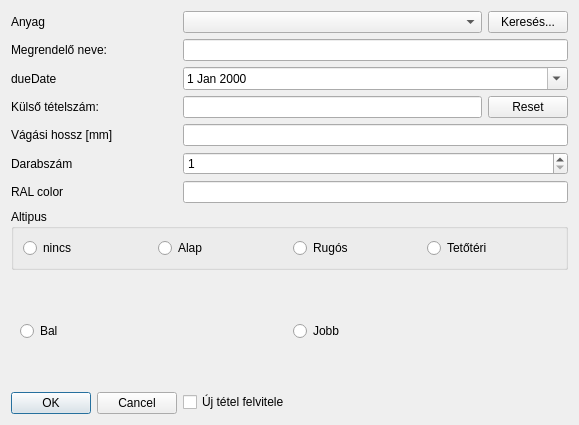
This is view/dialog/input/addinputdialog.ui in horvathzoltan/cutplannerpro as Qt 5 draws it before an edit. The edited form follows.
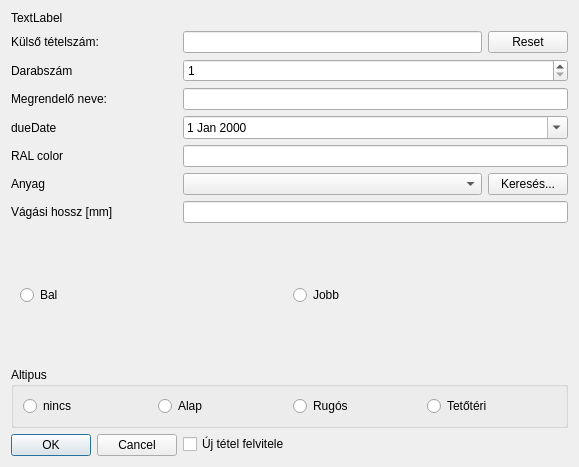
This is the edited form.

```diff
--- a/view/dialog/input/addinputdialog.ui
+++ b/view/dialog/input/addinputdialog.ui
@@ -7,76 +7,48 @@
     <x>0</x>
     <y>0</y>
     <width>579</width>
-    <height>425</height>
+    <height>467</height>
    </rect>
   </property>
   <property name="windowTitle">
    <string>Dialog</string>
   </property>
   <layout class="QFormLayout" name="formLayout">
-   <item row="2" column="0">
-    <widget class="QLabel" name="label_3">
-     <property name="text">
-      <string>Anyag</string>
-     </property>
-    </widget>
-   </item>
-   <item row="3" column="0">
+   <item row="6" column="0">
     <widget class="QLabel" name="label_owner">
      <property name="text">
       <string>Megrendelő neve:</string>
      </property>
     </widget>
    </item>
-   <item row="3" column="1">
+   <item row="6" column="1">
     <widget class="QLineEdit" name="editOwner"/>
    </item>
-   <item row="4" column="0">
+   <item row="7" column="0">
     <widget class="QLabel" name="label_4">
      <property name="text">
       <string>dueDate</string>
      </property>
     </widget>
    </item>
-   <item row="4" column="1">
+   <item row="7" column="1">
     <widget class="QDateEdit" name="editDueDate">
      <property name="calendarPopup">
       <bool>true</bool>
      </property>
     </widget>
    </item>
-   <item row="6" column="0">
-    <widget class="QLabel" name="label_ref">
-     <property name="text">
-      <string>Külső tételszám:</string>
-     </property>
-    </widget>
-   </item>
-   <item row="7" column="0">
+   <item row="11" column="0">
     <widget class="QLabel" name="label">
      <property name="text">
       <string>Vágási hossz [mm]</string>
      </property>
     </widget>
    </item>
-   <item row="7" column="1">
+   <item row="11" column="1">
     <widget class="QLineEdit" name="editLength"/>
    </item>
-   <item row="8" column="0">
-    <widget class="QLabel" name="label_2">
-     <property name="text">
-      <string>Darabszám</string>
-     </property>
-    </widget>
-   </item>
-   <item row="8" column="1">
-    <widget class="QSpinBox" name="spinQuantity">
-     <property name="minimum">
-      <number>1</number>
-     </property>
-    </widget>
-   </item>
-   <item row="10" column="0" colspan="2">
+   <item row="14" column="0" colspan="2">
     <widget class="QGroupBox" name="groupBox">
      <property name="title">
       <string>Altipus</string>
@@ -113,54 +85,7 @@
      </layout>
     </widget>
    </item>
-   <item row="11" column="0" colspan="2">
-    <widget class="QStackedWidget" name="stackHandlerSide">
-     <widget class="QWidget" name="pageRadio">
-      <layout class="QHBoxLayout">
-       <item>
-        <widget class="QRadioButton" name="radioLeft">
-         <property name="text">
-          <string>Bal</string>
-         </property>
-        </widget>
-       </item>
-       <item>
-        <widget class="QRadioButton" name="radioRight">
-         <property name="text">
-          <string>Jobb</string>
-         </property>
-        </widget>
-       </item>
-      </layout>
-     </widget>
-     <widget class="QWidget" name="pageSlider">
-      <layout class="QHBoxLayout">
-       <item>
-        <widget class="QLabel" name="labelLeftValue">
-         <property name="text">
-          <string>0</string>
-         </property>
-        </widget>
-       </item>
-       <item>
-        <widget class="QSlider" name="sliderHandler">
-         <property name="orientation">
-          <enum>Qt::Orientation::Horizontal</enum>
-         </property>
-        </widget>
-       </item>
-       <item>
-        <widget class="QLabel" name="labelRightValue">
-         <property name="text">
-          <string>0</string>
-         </property>
-        </widget>
-       </item>
-      </layout>
-     </widget>
-    </widget>
-   </item>
-   <item row="14" column="0">
+   <item row="18" column="0">
     <widget class="QDialogButtonBox" name="buttonBox">
      <property name="orientation">
       <enum>Qt::Orientation::Horizontal</enum>
@@ -170,28 +95,21 @@
      </property>
     </widget>
    </item>
-   <item row="2" column="1">
-    <layout class="QHBoxLayout" name="horizontalLayout" stretch="1,0">
-     <item>
-      <widget class="QComboBox" name="comboMaterial"/>
-     </item>
-     <item>
-      <widget class="QPushButton" name="btn_MaterialSearch">
-       <property name="text">
-        <string>Keresés...</string>
-       </property>
-      </widget>
-     </item>
-    </layout>
-   </item>
-   <item row="14" column="1">
+   <item row="18" column="1">
     <widget class="QCheckBox" name="chk_Repeat">
      <property name="text">
       <string>Új tétel felvitele</string>
      </property>
     </widget>
    </item>
-   <item row="6" column="1">
+   <item row="4" column="0">
+    <widget class="QLabel" name="label_ref">
+     <property name="text">
+      <string>Külső tételszám:</string>
+     </property>
+    </widget>
+   </item>
+   <item row="4" column="1">
     <layout class="QHBoxLayout" name="horizontalLayout_2" stretch="1,0">
      <item>
       <widget class="QLineEdit" name="editReference"/>
@@ -205,16 +123,105 @@
      </item>
     </layout>
    </item>
-   <item row="9" column="0">
+   <item row="10" column="0">
+    <widget class="QLabel" name="label_3">
+     <property name="text">
+      <string>Anyag</string>
+     </property>
+    </widget>
+   </item>
+   <item row="10" column="1">
+    <layout class="QHBoxLayout" name="horizontalLayout" stretch="1,0">
+     <item>
+      <widget class="QComboBox" name="comboMaterial"/>
+     </item>
+     <item>
+      <widget class="QPushButton" name="btn_MaterialSearch">
+       <property name="text">
+        <string>Keresés...</string>
+       </property>
+      </widget>
+     </item>
+    </layout>
+   </item>
+   <item row="8" column="0">
     <widget class="QLabel" name="label_5">
      <property name="text">
       <string>RAL color</string>
      </property>
     </widget>
    </item>
-   <item row="9" column="1">
+   <item row="8" column="1">
     <widget class="QLineEdit" name="edit_Color"/>
    </item>
+   <item row="5" column="0">
+    <widget class="QLabel" name="label_2">
+     <property name="text">
+      <string>Darabszám</string>
+     </property>
+    </widget>
+   </item>
+   <item row="5" column="1">
+    <widget class="QSpinBox" name="spinQuantity">
+     <property name="minimum">
+      <number>1</number>
+     </property>
+    </widget>
+   </item>
+   <item row="12" column="0" colspan="2">
+    <widget class="QStackedWidget" name="stackHandlerSide">
+     <widget class="QWidget" name="pageRadio">
+      <layout class="QHBoxLayout">
+       <item>
+        <widget class="QRadioButton" name="radioLeft">
+         <property name="text">
+          <string>Bal</string>
+         </property>
+        </widget>
+       </item>
+       <item>
+        <widget class="QRadioButton" name="radioRight">
+         <property name="text">
+          <string>Jobb</string>
+         </property>
+        </widget>
+       </item>
+      </layout>
+     </widget>
+     <widget class="QWidget" name="pageSlider">
+      <layout class="QHBoxLayout">
+       <item>
+        <widget class="QLabel" name="labelLeftValue">
+         <property name="text">
+          <string>0</string>
+         </property>
+        </widget>
+       </item>
+       <item>
+        <widget class="QSlider" name="sliderHandler">
+         <property name="orientation">
+          <enum>Qt::Orientation::Horizontal</enum>
+         </property>
+        </widget>
+       </item>
+       <item>
+        <widget class="QLabel" name="labelRightValue">
+         <property name="text">
+          <string>0</string>
+         </property>
+        </widget>
+       </item>
+      </layout>
+     </widget>
+    </widget>
+   </item>
+   <item row="3" column="0" colspan="2">
+    <widget class="QLabel" name="label_ContextMode">
+     <property name="text">
+      <string>TextLabel</string>
+     </property>
+    </widget>
+   </item>
   </layout>
  </widget>
  <tabstops>
```
Left out of the diff: 18 changed lines with no effect on the pictures.
